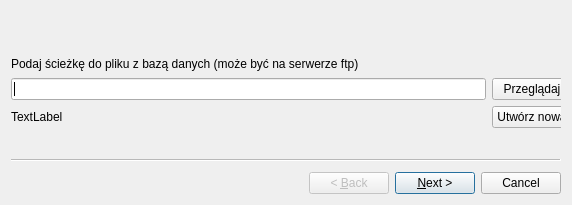
Before: the Qt Designer form ustawieniawstepne.ui in twardakm/zarzadzanie_projektami, drawn with Qt 5.
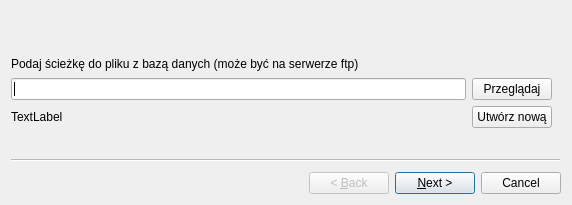
After: the same form once the commit is applied.

The edit to the form file:
```diff
--- a/ustawieniawstepne.ui
+++ b/ustawieniawstepne.ui
@@ -31,7 +31,7 @@
      <rect>
       <x>0</x>
       <y>0</y>
-      <width>561</width>
+      <width>541</width>
       <height>117</height>
      </rect>
     </property>
```
Left out of the diff: 7 changed lines with no effect on the pictures.
